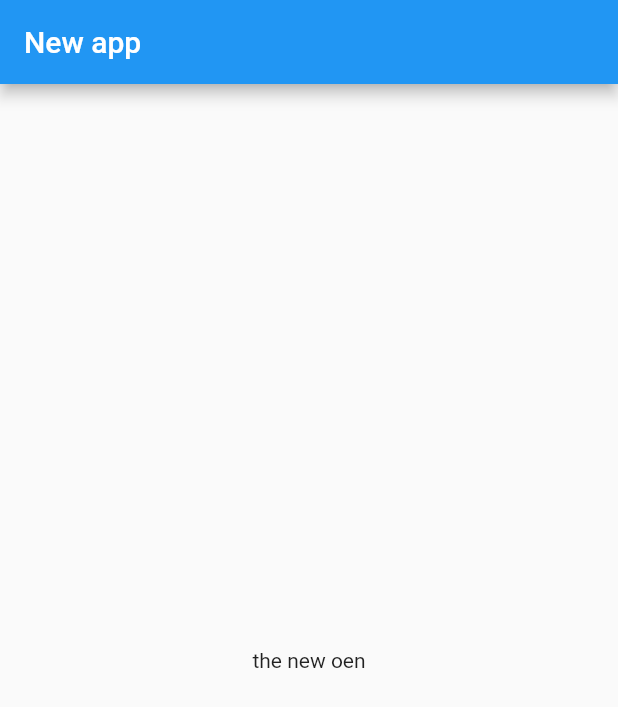
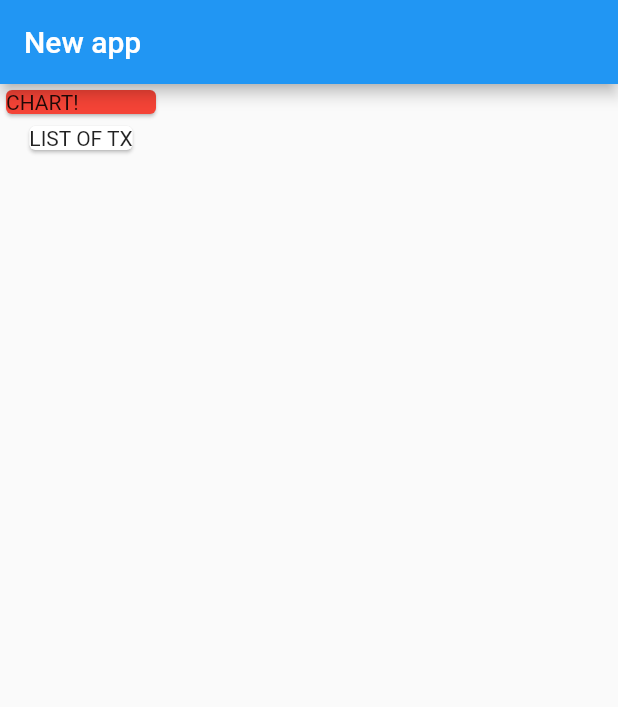
Before and after one commit to Shogil/Daily-expense-tracker-flutter, a Flutter app: the screen it shows after launch, on a phone screen of 412 x 824 dp. Shown: the top 707 px of the screen. Run offline on Flutter 3.47's test engine with Material 2 defaults, Android fonts, the phone set to English and light mode, and no system bars.

Commit message:
update the card

```diff
--- a/lib/main.dart
+++ b/lib/main.dart
@@ -21,8 +21,19 @@ class MyHomePage extends StatelessWidget {
       appBar: AppBar(
         title: Text('New app'),
       ),
-      body: Center(
-        child: Text('the new oen'),
+      body: Column(
+        children: <Widget>[
+          Card(
+            color: Colors.red,
+            child: Container(
+              width: 100,
+              child: Text('CHART!'),
+            ),
+          ),
+          Card(
+            child: Text('LIST OF TX'),
+          )
+        ],
       ),
     );
   }
```
